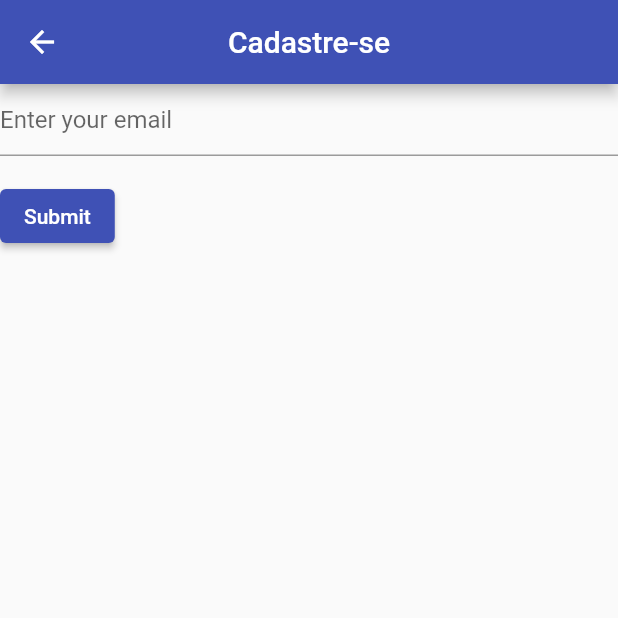
After one commit to RMoroni/momo_bank_mobile, a Flutter app: the HomeScreen screen opened by its route, after a tap on "Cadastre-se", on a phone screen of 412 x 824 dp, the top half of it. The commit adds this screen. Run offline on Flutter 3.47's test engine with Material 2 defaults, Android fonts, the phone set to English and light mode, and no system bars; our stand-ins replace get_it.

Commit message:
change init screen, add signup screen

```diff
--- a/lib/src/app/navigation/routes.dart
+++ b/lib/src/app/navigation/routes.dart
@@ -1,9 +1,11 @@
-import 'package:ryuk_bank_mobile/src/presenter/home/screens/home_screen.dart';
+import 'package:ryuk_bank_mobile/src/presenter/presenter.dart';
 
 class Routes {
   static const home = '/home';
+  static const signUp = '/sign-up';
 
   static final routes = {
     Routes.home: (context) => HomeScreen(),
+    Routes.signUp: (context) => const SignUpScreen(),
   };
 }
--- /dev/null
+++ b/lib/src/presenter/auth/auth.dart
@@ -0,0 +1 @@
+export 'screens/screens.dart';
--- /dev/null
+++ b/lib/src/presenter/auth/screens/screens.dart
@@ -0,0 +1 @@
+export 'sign_up_screen.dart';
--- /dev/null
+++ b/lib/src/presenter/auth/screens/sign_up_screen.dart
@@ -0,0 +1,62 @@
+import 'package:flutter/material.dart';
+import 'package:ryuk_bank_mobile/src/app/injectable/injectable.dart';
+import 'package:ryuk_bank_mobile/src/app/navigation/navigation.dart';
+
+class SignUpScreen extends StatefulWidget {
+  const SignUpScreen({super.key});
+
+  @override
+  State<StatefulWidget> createState() => _SignUpScreenState();
+}
+
+class _SignUpScreenState extends State<SignUpScreen> {
+  final GlobalKey<FormState> _formKey = GlobalKey<FormState>();
+  final navigator = injectable.get<NavigatorInterface>();
+
+  @override
+  Widget build(BuildContext context) {
+    return Scaffold(
+      appBar: AppBar(
+        title: const Text('Cadastre-se'),
+        centerTitle: true,
+        leading: IconButton(
+          onPressed: () {
+            navigator.pop(context: context);
+          },
+          icon: const Icon(Icons.arrow_back),
+        ),
+      ),
+      body: Form(
+        child: Column(
+          crossAxisAlignment: CrossAxisAlignment.start,
+          children: <Widget>[
+            TextFormField(
+              decoration: const InputDecoration(
+                hintText: 'Enter your email',
+              ),
+              validator: (String? value) {
+                if (value == null || value.isEmpty) {
+                  return 'Please enter some text';
+                }
+                return null;
+              },
+            ),
+            Padding(
+              padding: const EdgeInsets.symmetric(vertical: 16.0),
+              child: ElevatedButton(
+                onPressed: () {
+                  // Validate will return true if the form is valid, or false if
+                  // the form is invalid.
+                  if (_formKey.currentState!.validate()) {
+                    // Process data.
+                  }
+                },
+                child: const Text('Submit'),
+              ),
+            ),
+          ],
+        ),
+      ),
+    );
+  }
+}
--- /dev/null
+++ b/lib/src/presenter/home/home.dart
@@ -0,0 +1 @@
+export 'screens/screens.dart';
--- a/lib/src/presenter/home/screens/home_screen.dart
+++ b/lib/src/presenter/home/screens/home_screen.dart
@@ -1,6 +1,6 @@
 import 'package:flutter/material.dart';
 import 'package:ryuk_bank_mobile/src/app/injectable/injectable.dart';
-import 'package:ryuk_bank_mobile/src/app/navigation/navigator.dart';
+import 'package:ryuk_bank_mobile/src/app/navigation/navigation.dart';
 
 class HomeScreen extends StatelessWidget {
   HomeScreen({super.key});
@@ -10,16 +10,22 @@ class HomeScreen extends StatelessWidget {
   @override
   Widget build(BuildContext context) {
     return Scaffold(
-      body: Column(
+      body: Center(
+        child: Column(
+          mainAxisAlignment: MainAxisAlignment.center,
           children: [
-          Text('Home Page'),
+            Text('Faça seu cadastro no banco dos Shinigamis'),
             ElevatedButton(
               onPressed: () {
-              navigator.pop(context: context);
+                navigator.pushNamed(
+                  context: context,
+                  route: Routes.signUp,
+                );
               },
-            child: Text('Voltar'),
+              child: Text('Cadastre-se'),
             )
           ],
+        ),
       ),
     );
   }
--- /dev/null
+++ b/lib/src/presenter/home/screens/screens.dart
@@ -0,0 +1 @@
+export 'home_screen.dart';
--- /dev/null
+++ b/lib/src/presenter/presenter.dart
@@ -0,0 +1,2 @@
+export 'auth/auth.dart';
+export 'home/home.dart';
```
Also changed, not shown: lib/main.dart (+67 -66 lines), lib/src/presenter/home/screens/home_screen_no_user.dart (added), lib/src/presenter/home/screens/home_screen_with_user.dart (added), lib/src/presenter/shared/shared.dart (added). Lines whose indentation alone changed are shown as unchanged.
